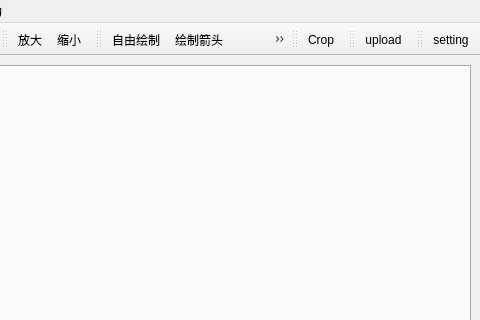
Qt form ui/editwindow.ui (kuaidy/QScreenShot) before a commit; both pictures show x 108 to 588 and y 0 to 320 of the 588 by 401 pixel window.
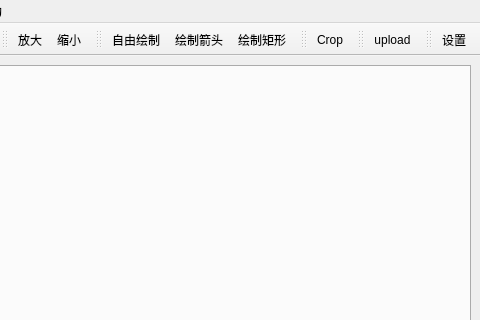
The same form after that commit. Icons and pictures are not drawn.

Diff of the .ui file:
```diff
--- a/ui/editwindow.ui
+++ b/ui/editwindow.ui
@@ -237,7 +237,7 @@
      <normaloff>:/set.png</normaloff>:/set.png</iconset>
    </property>
    <property name="text">
-    <string>setting</string>
+    <string>设置</string>
    </property>
    <property name="toolTip">
     <string>设置</string>
```
Left out of the diff: 6 changed lines with no effect on the pictures.
